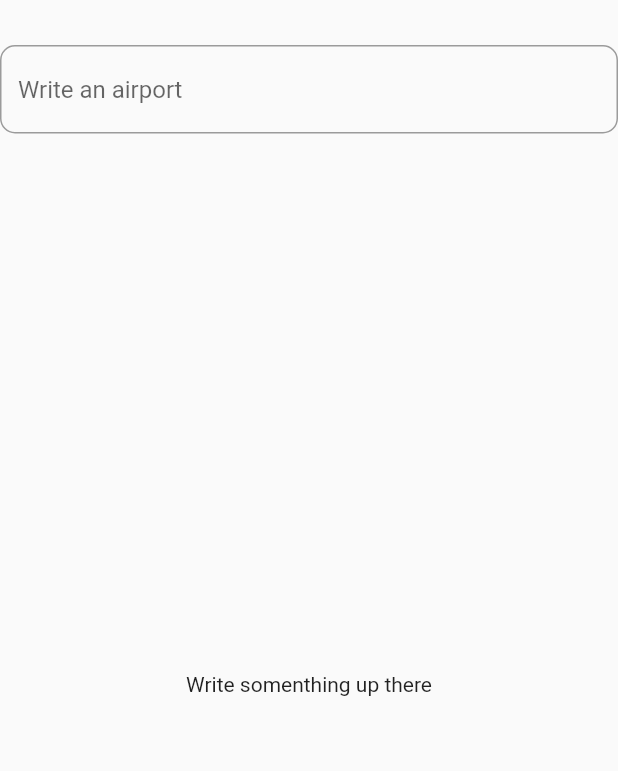
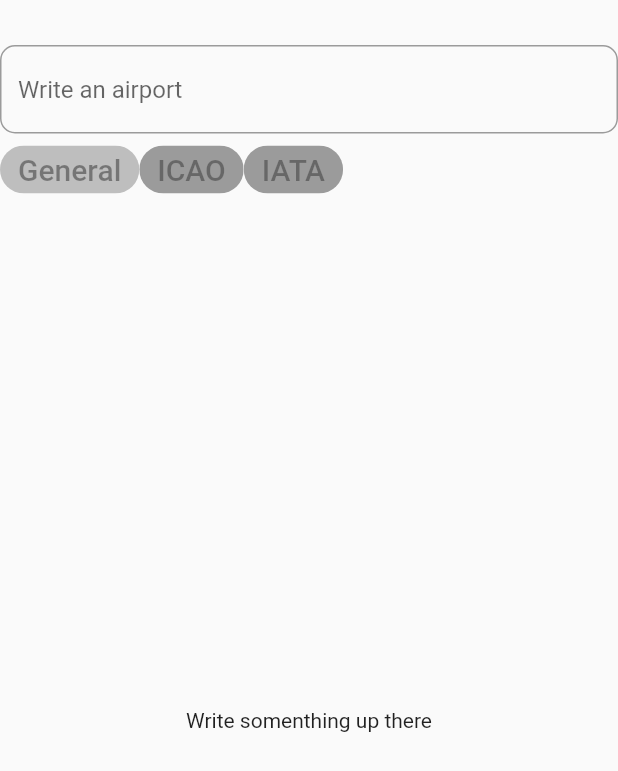
Before and after one commit to Acment/airports-of-the-city-app, a Flutter app: the screen it shows after launch, on a phone screen of 412 x 824 dp. Shown: the top 771 px of the screen. Run offline on Flutter 3.47's test engine with Material 2 defaults, Android fonts, the phone set to English and light mode, and no system bars; our stand-ins replace bloc, dio, equatable, flutter_bloc.

Commit message:
Search by iata working

```diff
--- a/lib/networking/api_client/api_client.dart
+++ b/lib/networking/api_client/api_client.dart
@@ -4,7 +4,9 @@ import 'package:aiports_of_the_city/models/airport_model.dart';
 
 class GetAirports {
   String _url = 'airports-of-the-world.herokuapp.com';
-  int _limit = 500;
+  int _limit = 100;
+
+  List<Airport> empty = [];
 
   // String limit
 
@@ -22,12 +24,33 @@ class GetAirports {
   }
 
   Future<List<Airport>> fetchByIATA(String iata) async {
-    Uri uri = Uri.https(_url, 'airports/iata/$iata');
+    try{
+          Uri uri = Uri.https(_url, 'airports/iata/$iata');
+    final response = await Dio().getUri(uri);
+
+    final airports = new AirportOne.fromJson(response.data['data']);
+    print(airports.items);
+    return airports.items;
+    }on DioError catch (e) {
+      if(e.response.statusCode == 404){
+        return empty;
+      }else{
+        print(e.message);
+        return empty;
+      }
+    }
+  }
+
+  Future<List<Airport>> fetchByICAO(String icao) async {
+    Uri uri = Uri.https(_url, 'airports/iata/PTY');
 
     final response = await Dio().getUri(uri);
+    print('response: ${response.data['data']}');
 
-    final airports = new Airports.fromJsonList(response.data['data']);
+    final airports = new AirportOne.fromJson(response.data['data']);
+    print('airports: $airports');
 
+    print('iata: ${airports.items}');
     return airports.items;
   }
 
--- a/lib/views/search_airports/search_airports_event.dart
+++ b/lib/views/search_airports/search_airports_event.dart
@@ -1,11 +1,16 @@
 part of 'search_airports_bloc.dart';
 
 abstract class SearchAirportsEvent extends Equatable {
+
   const SearchAirportsEvent();
 
   @override
   List<Object> get props => [];
 }
+
+// class SearchGeneralEvent extends SearchAirportsEvent{}
+// class SearchIataEvent extends SearchAirportsEvent{}
+
 
 class SearchInitSuccessEvent extends SearchAirportsEvent {
   const SearchInitSuccessEvent();
@@ -29,7 +34,6 @@ class SearchByIataEvent extends SearchAirportsEvent {
   SearchByIataEvent({@required this.inputText}) : assert(inputText != null);
 }
 
-class SearchAirportsSubmitted extends SearchAirportsEvent {}
 
 class SearchAirportsChanged extends SearchAirportsEvent {
   final String inputText;
--- a/lib/views/search_airports/search_airports_page.dart
+++ b/lib/views/search_airports/search_airports_page.dart
@@ -7,7 +7,6 @@ import 'package:aiports_of_the_city/models/airport_model.dart';
 
 class SearchAirportsPage extends StatelessWidget {
 
-  String _inputText;
 
   @override
   Widget build(BuildContext context) {
@@ -26,13 +25,12 @@ class SearchAirportsPage extends StatelessWidget {
                   hintText: 'Write an airport',
                 ),
                 onChanged: (String inputText){
-                  if (inputText.length > 0){
-                    _inputText = inputText;
-                    bloc.add(SearchByFilterEvent(inputText: _inputText));
+                  if (inputText.length == 3){
+                    bloc.add(SearchByIataEvent(inputText: inputText.trimLeft().trimRight().toUpperCase()));
                   }
                 },
                 ),
-
+            choiceChips(context),
 
               Expanded(child: BlocBuilder<SearchAirportsBloc, SearchAirportsState>(builder: (context, state){
                 print('state: $state');
@@ -50,10 +48,15 @@ class SearchAirportsPage extends StatelessWidget {
                 }else if(state is SearchAirportsError) {
                   return Center(child: Text('Error Ocurred'),);
                 }else if(state is SearchAirportsEmpty ){
-                  return Center(child: Text('No results found'),);
+                  return Center(child: Column(
+                    mainAxisAlignment: MainAxisAlignment.center,
+                    children: <Widget> [
+                      Text('No results found', style: TextStyle(fontSize: 22.0),),
+                      // Text('Try to write the first letter capitalized!', style: TextStyle(fontSize: 17.5))
+                    ],),);
                 }
                 else{
-                  return  Center(child: Text('ELSE'),);
+                  return  Center(child: Text('Unexpected Error Ocurred'),);
                 }
               }),)
 
@@ -71,8 +74,8 @@ class SearchAirportsPage extends StatelessWidget {
       itemBuilder: (BuildContext context, int index) {
 
       return Card(
-                child: ListTile(
-          leading: Text("${airports[index].iata}"),
+          child: ListTile(
+          leading: Text("${airports[index].iata}", style: TextStyle(height: 2.3),),
           title: Text("${airports[index].name}"),
           subtitle: Text('${airports[index].country}'),
           ),
@@ -80,4 +83,14 @@ class SearchAirportsPage extends StatelessWidget {
     });
   }
 
+  Widget choiceChips(context) {
+
+    return Row(
+      children: <Widget>[
+        ChoiceChip(label: Text('General', style: TextStyle(fontSize: 20.0),), selected: true, backgroundColor: Colors.blue[900], labelStyle: TextStyle(color: Colors.black), ),
+        ChoiceChip(label: Text('ICAO', style: TextStyle(fontSize: 20.0)), selected: false,),
+        ChoiceChip(label: Text('IATA', style: TextStyle(fontSize: 20.0)), selected: false,),
+      ],
+    );
+  }
 }
--- a/lib/views/search_airports/search_airports_state.dart
+++ b/lib/views/search_airports/search_airports_state.dart
@@ -16,6 +16,10 @@ class SearchAirportsFetchSuccess extends SearchAirportsState{
   SearchAirportsFetchSuccess({@required this.airports});
 }
 
+// class SearchAirportsIATA extends SearchAirportsState{}
+// class SearchAirportsGeneral extends SearchAirportsState{}
+// class SearchAirportsICAO extends SearchAirportsState{}
+
 class SearchAirportsEmpty extends SearchAirportsState{}
 
 class SearchAirportsError extends SearchAirportsState {}
```
Also changed, not shown: lib/models/airport_model.dart (+11 -0 lines), lib/views/search_airports/search_airports_bloc.dart (+10 -4 lines).
